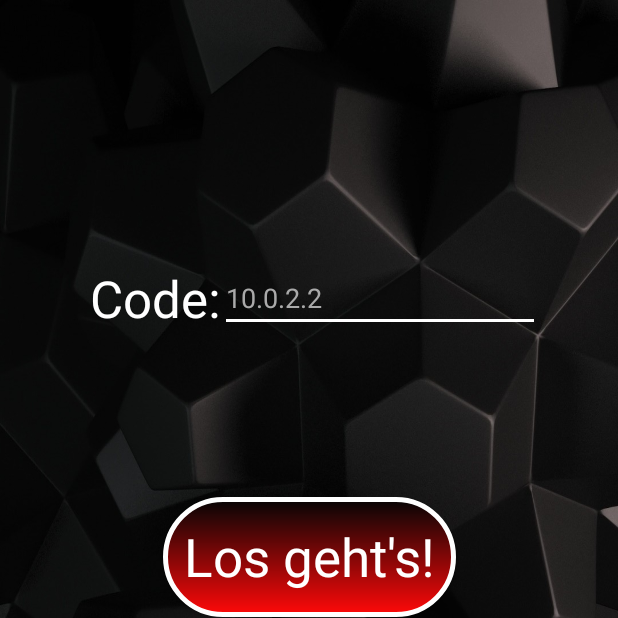
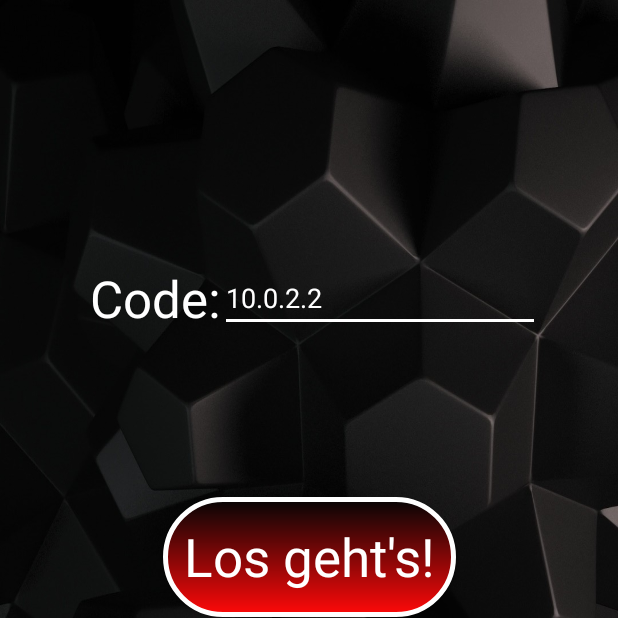
Before and after one commit to bratkartoff/zonk, an Android app: the Spiel_beitreten screen opened directly, with no data from a screen before it, on a phone screen of 412 x 824 dp, the top half of it. Run offline under Robolectric (Android 15) with nearby library versions, the phone set to English and light mode, and no system bars.

Commit message:
Schriftfarbe geändert

```diff
--- a/app/src/main/res/layout/activity_parameter_einstellen.xml
+++ b/app/src/main/res/layout/activity_parameter_einstellen.xml
@@ -222,7 +222,6 @@
         android:id="@+id/editText7"
         android:layout_width="wrap_content"
         android:layout_height="wrap_content"
-        android:hint="Underline color change"
         android:backgroundTint="@android:color/white"
         android:layout_centerHorizontal="true"
         android:layout_centerVertical="true"
--- a/app/src/main/res/layout/activity_spiel_beitreten.xml
+++ b/app/src/main/res/layout/activity_spiel_beitreten.xml
@@ -28,13 +28,13 @@
         android:id="@+id/accessCode"
         android:layout_width="wrap_content"
         android:layout_height="wrap_content"
-        android:hint="10.0.2.2"
-        android:textColorHint="@android:color/darker_gray"
         android:backgroundTint="@android:color/white"
         android:layout_centerHorizontal="true"
         android:layout_centerVertical="true"
         android:layout_marginTop="176dp"
         android:layout_marginEnd="52dp"
+        android:text="10.0.2.2"
+        android:textColor="@android:color/white"
         android:ems="10"
         android:inputType="text"
         app:layout_constraintEnd_toEndOf="parent"
```
